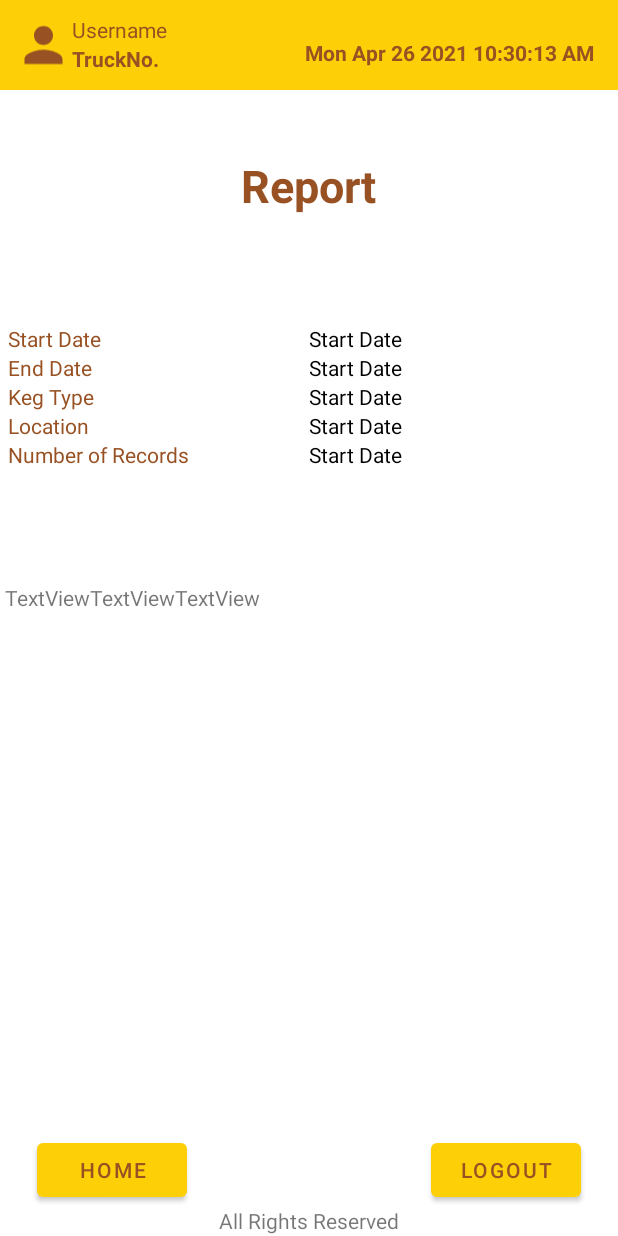
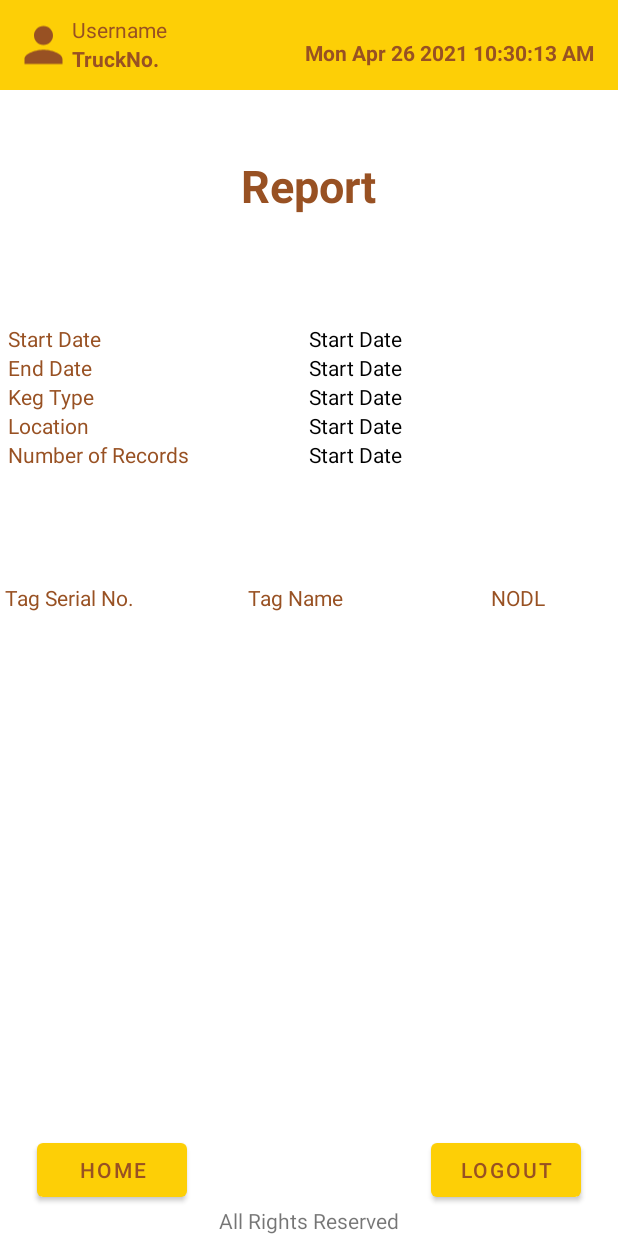
Before and after one commit to DevashishPrasad/BreweryKegTrackAndTrace, an Android app: the layout activity_report_text_view.xml on its own in the app's theme, with its tools: preview values and no code run, on a phone screen of 412 x 824 dp. Run offline under Robolectric (Android 15) with nearby library versions, the phone set to English and light mode, and no system bars.

Commit message:
Report Done

```diff
--- a/app/src/main/java/com/example/brewerykegtrackandtrace/ReportTextView.java
+++ b/app/src/main/java/com/example/brewerykegtrackandtrace/ReportTextView.java
@@ -64,10 +64,10 @@ public class ReportTextView extends AppCompatActivity {
             TextView tagname = new TextView(this);
             TextView nodl = new TextView(this);
 
-            tagSerial.setTextSize(TypedValue.COMPLEX_UNIT_SP,12);
+            tagSerial.setTextSize(TypedValue.COMPLEX_UNIT_SP,14);
             tagSerial.setText(objects.getString("t_asset_tag"));
 
-            tagname.setTextSize(TypedValue.COMPLEX_UNIT_SP,12);
+            tagname.setTextSize(TypedValue.COMPLEX_UNIT_SP,14);
             tagname.setText(objects.getString("t_asset_name"));
 
             nodl.setTextSize(TypedValue.COMPLEX_UNIT_SP,12);
@@ -75,7 +75,7 @@ public class ReportTextView extends AppCompatActivity {
 
             tagserialLL.addView(tagSerial);
             tagnameLL.addView(tagname);
-            tagserialLL.addView(nodl);
+            nodlLL.addView(nodl);
 
         }
 
--- a/app/src/main/res/layout/activity_report_text_view.xml
+++ b/app/src/main/res/layout/activity_report_text_view.xml
@@ -159,7 +159,8 @@
 
             <LinearLayout
                 android:id="@+id/tagserialLL"
-                android:layout_width="wrap_content"
+                android:layout_width="0dp"
+                android:layout_weight="2"
                 android:layout_height="wrap_content"
                 android:orientation="vertical"
                 android:layout_gravity="left">
@@ -168,12 +169,14 @@
                     android:id="@+id/textView34"
                     android:layout_width="match_parent"
                     android:layout_height="wrap_content"
-                    android:text="TextView" />
+                    android:text="Tag Serial No."
+                    android:textColor="@color/stroke_color"/>
             </LinearLayout>
 
             <LinearLayout
                 android:id="@+id/tagnameLL"
-                android:layout_width="wrap_content"
+                android:layout_width="0dp"
+                android:layout_weight="2"
                 android:layout_height="wrap_content"
                 android:orientation="vertical">
 
@@ -181,13 +184,15 @@
                     android:id="@+id/textView35"
                     android:layout_width="match_parent"
                     android:layout_height="wrap_content"
-                    android:text="TextView" />
+                    android:text="Tag Name"
+                    android:textColor="@color/stroke_color"/>
             </LinearLayout>
 
             <LinearLayout
 
                 android:id="@+id/nodlLL"
-                android:layout_width="wrap_content"
+                android:layout_width="0dp"
+                android:layout_weight="1"
                 android:layout_height="wrap_content"
                 android:orientation="vertical"
                 >
@@ -196,7 +201,8 @@
                     android:id="@+id/textView36"
                     android:layout_width="match_parent"
                     android:layout_height="wrap_content"
-                    android:text="TextView" />
+                    android:text="NODL"
+                    android:textColor="@color/stroke_color"/>
             </LinearLayout>
         </LinearLayout>
     </ScrollView>
```
